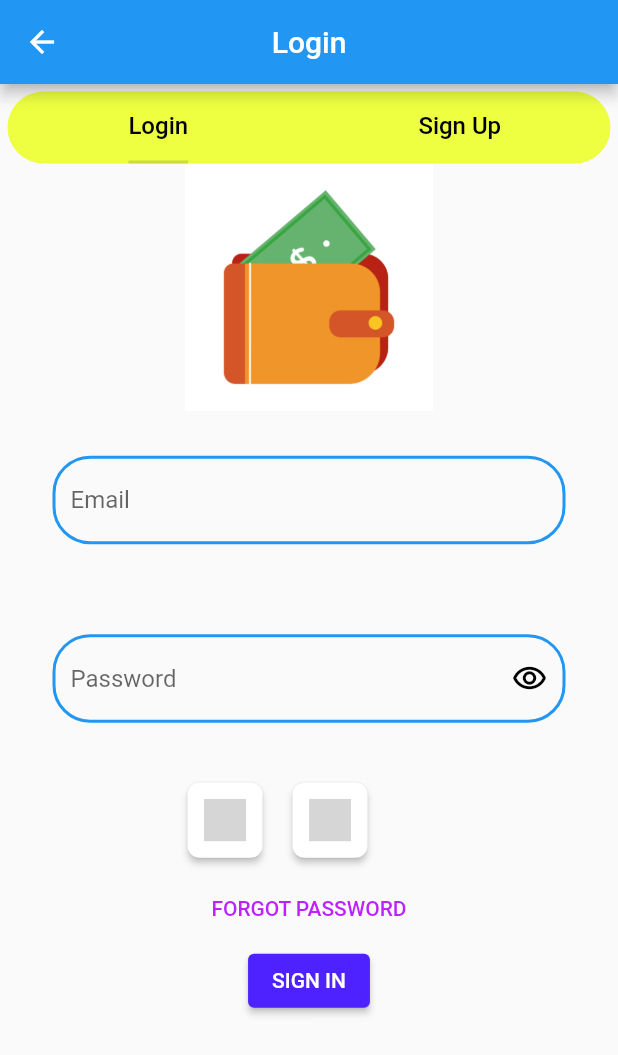
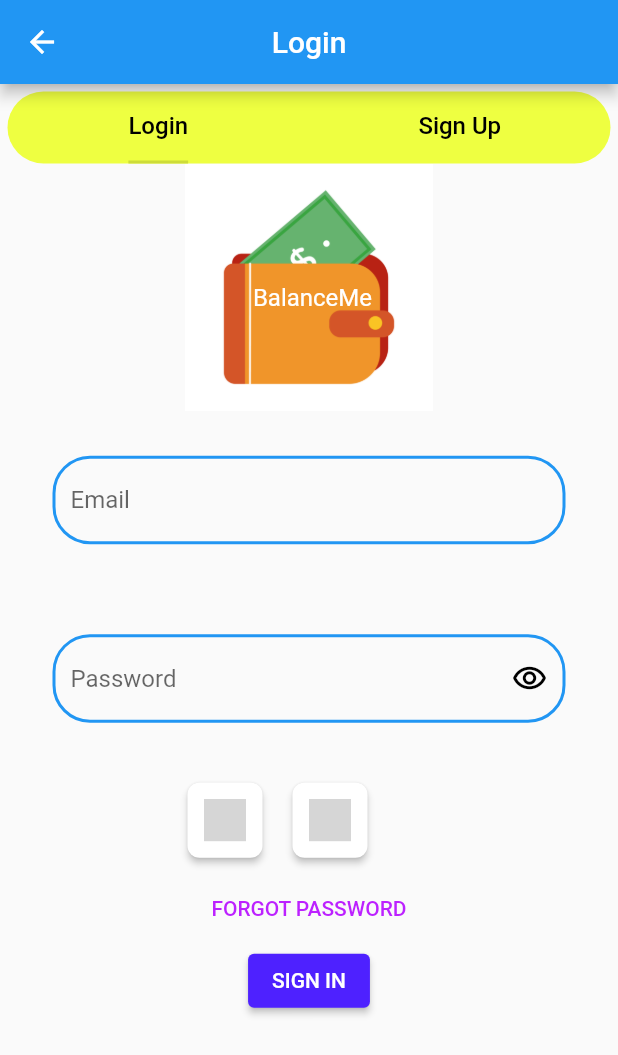
Before and after one commit to Technion236272/2022a-BalanceMe, a Flutter app: the screen it shows after launch, after a tap on the "login" icon, on a phone screen of 412 x 824 dp. Shown: the top 1055 px of the screen. Run offline on Flutter 3.47's test engine with Material 2 defaults, Android fonts, the phone set to English and light mode, and no system bars; our stand-ins replace auth_buttons, cloud_firestore, cross_file, firebase_analytics, firebase_auth, firebase_core and 3 more; missing offline and left inert: flutter_facebook_auth; accounts and stored records are empty; grey boxes are pictures that could not be loaded.

Commit message:
UI improvements and translation to Russian
#46 , #23 , Stacked a title atop the image similar to the UI

```diff
--- a/lib/global/constants.dart
+++ b/lib/global/constants.dart
@@ -42,6 +42,11 @@ const double forgotPasswordSize=35;
 const double forgotPasswordMsgSize=20;
 double sidePadding=10.0;
 double padWithImage=100.0;
+//45.0,80.0,20.0,40.0
+double padStackLeft=45.0;
+double padStackTop=80.0;
+double padStackRight=20.0;
+double padStackBottom=40.0;
 // Navigation
 int defaultPage = AppPages.Balance.index;
 
@@ -64,6 +69,7 @@ Color cardBGColor = Colors.grey; //TODO - change to chosen color
 //Tabs
 Color tabLabelColor = Colors.black;
 Color tabIndicatorColor = Colors.lime;
+
 Color tabBarColor = Colors.limeAccent;
 Color tabUnselectedLabelColor = Colors.grey.shade600;
 double tabBorderRadius = 30.0;
--- a/lib/localization/resources/resources.dart
+++ b/lib/localization/resources/resources.dart
@@ -25,6 +25,7 @@ abstract class Languages {
   String get signIn;
   String get loginError;
   String get confirmPassword;
+  String get invalidPasswords;
   //password recovery
   String get recoverPassword;
   String get forgotPasswordLarge;
--- a/lib/localization/resources/resources_en.dart
+++ b/lib/localization/resources/resources_en.dart
@@ -70,5 +70,6 @@ class LanguageEn extends Languages {
   String get send => "SEND";
   @override
   String get emailSent => "Email sent";
-
+  @override
+  String get invalidPasswords => "Passwords don't match ";
 }
--- a/lib/pages/login.dart
+++ b/lib/pages/login.dart
@@ -12,6 +12,7 @@ import 'package:balance_me/widgets/generic_tabs.dart';
 bool showPassword=true;
 bool signUpPasswordVisible=true;
 bool confirmPasswordVisible=true;
+bool arePasswordsIdentical=true;
 String? email;
 String? password;
 String? confirmPassword;
@@ -58,7 +59,15 @@ setState(() {
   {
 
     return Form(child: Column(children: [
-      Image.asset(gc.wallet,height: MediaQuery.of(context).size.height/gc.walletScale,),
+      Stack(children: [
+        Image.asset(gc.wallet,height: MediaQuery.of(context).size.height/gc.walletScale,),
+        Padding(
+          padding:  EdgeInsets.fromLTRB(gc.padStackLeft,gc.padStackTop,gc.padStackRight,gc.padStackBottom),
+          child: Text(Languages.of(context)!.appName,style: TextStyle(color: gc.secondaryColor,fontSize: 16),),
+        )
+
+      ],),
+
       emailTextBox(context),
 
       Padding(
@@ -89,7 +98,9 @@ setState(() {
         child: TextFormField(
           obscureText: confirmPasswordVisible,
           onChanged:(String? value){confirmPassword=value;},
+
           decoration: InputDecoration (
+            errorText:arePasswordsIdentical?null:Languages.of(context)!.invalidPasswords ,
               hintText:Languages.of(context)!.confirmPassword,
               suffixIcon: IconButton(icon:Icon(confirmPasswordVisible? gc.hidePassword:gc.showPassword)
                 ,color: gc.hidePasswordColor
@@ -98,7 +109,7 @@ setState(() {
                 });} ,),
               enabledBorder: OutlineInputBorder(
                 borderRadius: BorderRadius.circular(gc.textFieldRadius),
-                borderSide: BorderSide(
+                borderSide: const BorderSide(
                   color: gc.primaryColor,
                   width: 2.0,
                 ),
@@ -138,7 +149,7 @@ setState(() {
 
         child: ElevatedButton(
             style: ButtonStyle(backgroundColor: MaterialStateProperty.all<Color>(gc.alternativePrimary)),
-            onPressed:(){ regularSignUp(email,password);} ,
+            onPressed:(){ regularSignUp(email,password,confirmPassword);} ,
             child: Text(Languages.of(context)!.signUpTitle)),
       ),
 
@@ -200,9 +211,9 @@ setState(() {
       displaySnackBar(context,Languages.of(context)!.loginError);
     }
   }
-  void regularSignUp(String? email,String? password)async
+  void regularSignUp(String? email,String? password,String? confirmPassword)async
   {
-    if (email==null || password==null)
+    if (email==null || password==null ||confirmPassword==null)
     {
       displaySnackBar(context,Languages.of(context)!.loginError);
       return;
@@ -289,7 +300,14 @@ void recoverPassword(String? email)async
   Widget loginBody(BuildContext context)
   {
     return Form(child: Column(children: [
-      Image.asset(gc.wallet,height: MediaQuery.of(context).size.height/gc.walletScale,),
+      Stack(children:[
+
+        Image.asset(gc.wallet,height: MediaQuery.of(context).size.height/gc.walletScale,),
+        Padding(
+          padding:  EdgeInsets.fromLTRB(gc.padStackLeft,gc.padStackTop,gc.padStackRight,gc.padStackBottom),
+          child: Text(Languages.of(context)!.appName,style: TextStyle(color: gc.secondaryColor,fontSize: 16),),
+        )
+          ]),
       emailTextBox(context),
 
       Padding(
```
Also changed, not shown: lib/localization/resources/resources_he.dart (+2 -0 lines), lib/localization/resources/resources_ru.dart (+5 -3 lines), lib/widgets/tab_with_controller.dart (deleted, +0 -33 lines).
